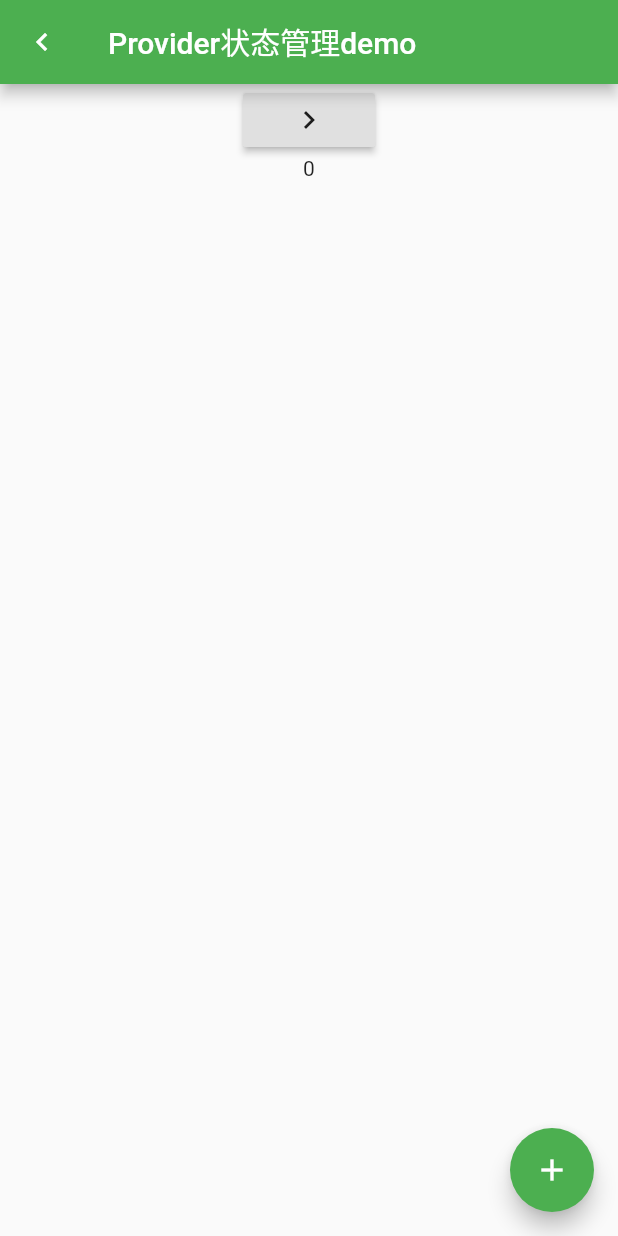
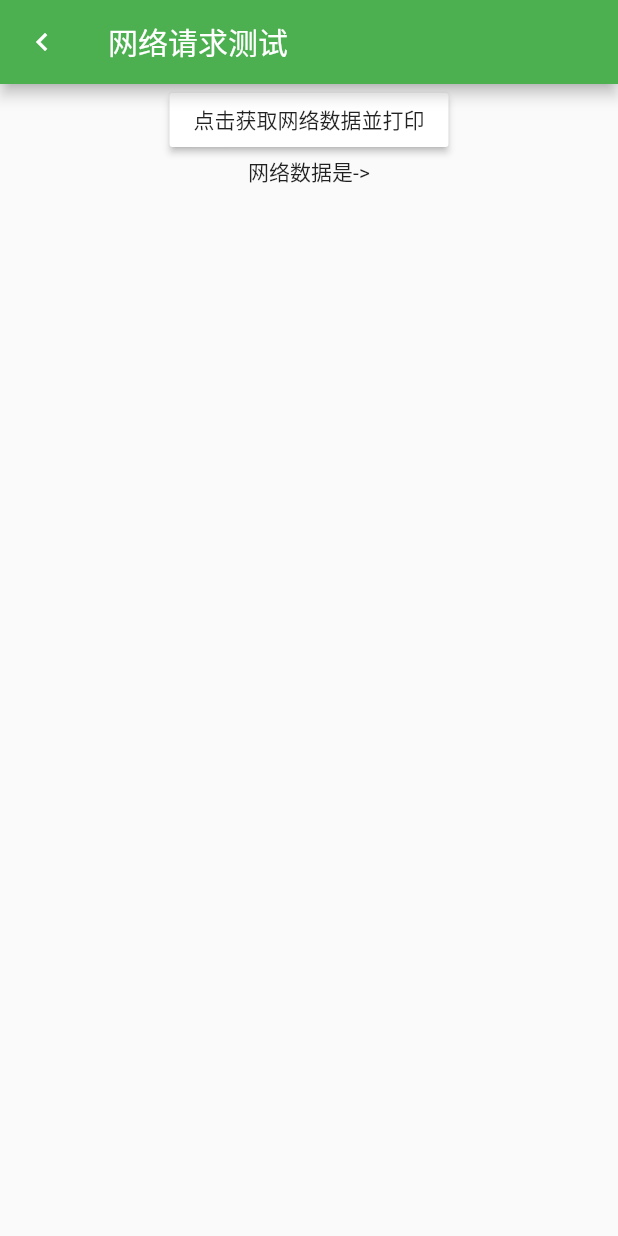
Before and after one commit to liangperfect/FlutterDemo, a Flutter app: the screen it shows after launch, on a phone screen of 412 x 824 dp. Run offline on Flutter 3.47's test engine with Material 2 defaults, Android fonts, the phone set to English and light mode, and no system bars; our stand-ins replace dio.

Commit message:
初始截止

```diff
--- a/lib/main.dart
+++ b/lib/main.dart
@@ -8,6 +8,7 @@ import 'package:flutter_app/views/SearchDemo.dart';
 import 'package:flutter_app/views/SearchDemo2.dart';
 import 'package:flutter_app/views/SomeKeyDemo.dart';
 import 'package:flutter_app/views/StatefulWidgetDemo.dart';
+import 'package:flutter_app/views/httpdemo/HttpDemo.dart';
 import 'package:flutter_app/views/providerdemo/Counter.dart';
 import 'package:flutter_app/views/providerdemo/ProviderDemo.dart';
 import 'package:flutter_app/views/providerdemo/ProviderSecond.dart';
@@ -56,9 +57,10 @@ class MyApp extends StatelessWidget {
         '/home/SomeKeyDemo': (BuildContext context) => SomeKeyDemo(),
         '/home/MixinsDemo': (BuildContext context) => MixinsDemo(),
         '/home/ProviderDemo': (BuildContext context) => ProviderDemo(),
-        '/home/ProviderSecond':(BuildContext context)=>ProviderSecond()
+        '/home/ProviderSecond': (BuildContext context) => ProviderSecond(),
+        '/home/HttpDemo': (BuildContext context) => HttpDemo(),
       },
-      initialRoute: '/home/ProviderDemo',
+      initialRoute: '/home/HttpDemo',
     );
   }
 }
--- a/lib/views/httpdemo/HttpDemo.dart
+++ b/lib/views/httpdemo/HttpDemo.dart
@@ -0,0 +1,43 @@
+import 'package:flutter/cupertino.dart';
+import 'package:flutter/material.dart';
+import 'package:flutter_app/views/httpdemo/service/WanAndroidRespository.dart';
+
+class HttpDemo extends StatefulWidget {
+  @override
+  State<StatefulWidget> createState() => HttpDemoState();
+}
+
+class HttpDemoState extends State<HttpDemo> {
+  String bannerDataStr = "";
+
+  @override
+  Widget build(BuildContext context) {
+    return Scaffold(
+      appBar: AppBar(
+        title: Text('网络请求测试'),
+        leading: Icon(Icons.navigate_before),
+      ),
+      body: Container(
+        alignment: Alignment.center,
+        child: Column(
+          children: <Widget>[
+            RaisedButton(
+              color: Colors.white,
+              child: Text('点击获取网络数据並打印'),
+              onPressed: _requestData,
+            ),
+            Text('网络数据是->$bannerDataStr')
+          ],
+        ),
+      ),
+    );
+  }
+
+  void _requestData() async {
+    print("點擊獲取網絡數據");
+    await WanAndroidRespository.fetchBanners()
+        .then((data) => bannerDataStr = data.toString())
+        .catchError((error) => {});
+    setState(() {});
+  }
+}
--- /dev/null
+++ b/lib/views/httpdemo/service/WanAndroidRespository.dart
@@ -0,0 +1,10 @@
+import 'package:flutter_app/views/httpdemo/net/HttpRequest.dart';
+
+class WanAndroidRespository {
+  //輪播圖
+  static Future fetchBanners() async {
+    var response = await http.get('banner/json');
+    print("返回的數據是");
+    return response.data;
+  }
+}
--- a/pubspec.yaml
+++ b/pubspec.yaml
@@ -26,7 +26,7 @@ dependencies:
   scoped_model: ^0.3.0
   provider: 3.0.0+1
 
-# http
+  # http
   dio: ^3.0.1
   dio_cookie_manager: ^1.0.0
   cookie_jar: ^1.0.0
```
Also changed, not shown: lib/views/httpdemo/net/HttpRequest.dart (added, +40 -0 lines), lib/views/httpdemo/net/api.dart (added, +84 -0 lines), lib/views/layoutdemo/Containerdemo.dart (added, +16 -0 lines), lib/views/layoutdemo/LoginPage.dart (added, +28 -0 lines), lib/views/scopedmodel/ModelA.dart (added, +15 -0 lines), lib/views/scopedmodel/ScopedModelTop.dart (+14 -5 lines).
